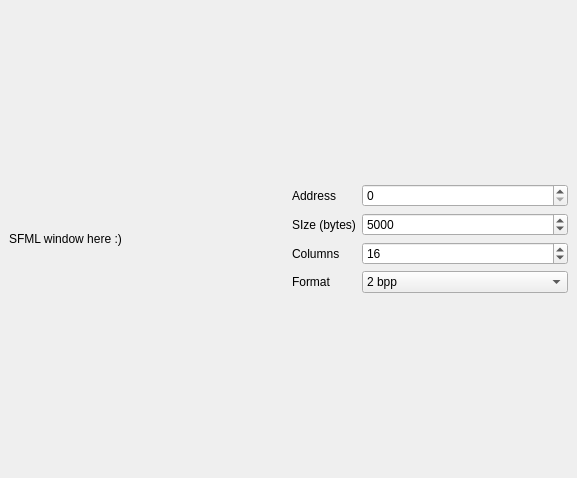
Before: the Qt Designer form ui/tileView.ui in zoriya/ComSquare, drawn with Qt 5.
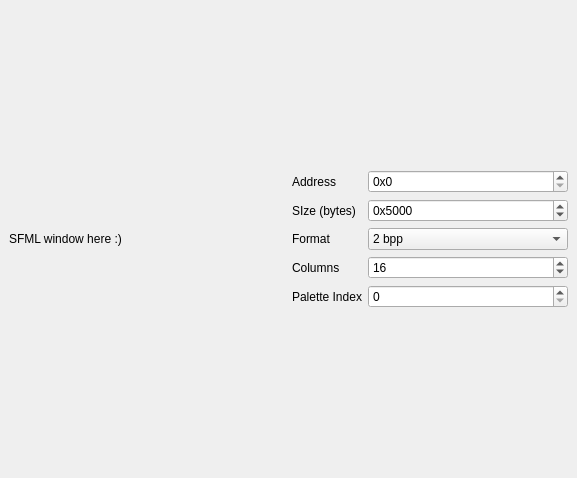
After: the same form once the commit is applied. Icons and pictures are not drawn.

Commit message: adding ui details (and great visuals fixes)

```diff
--- a/ui/tileView.ui
+++ b/ui/tileView.ui
@@ -38,7 +38,26 @@
          </widget>
         </item>
         <item row="0" column="1">
-         <widget class="QSpinBox" name="Address"/>
+         <widget class="QSpinBox" name="Address">
+          <property name="prefix">
+           <string notr="true">0x</string>
+          </property>
+          <property name="minimum">
+           <number>0</number>
+          </property>
+          <property name="maximum">
+           <number>999999</number>
+          </property>
+          <property name="singleStep">
+           <number>4096</number>
+          </property>
+          <property name="stepType">
+           <enum>QAbstractSpinBox::DefaultStepType</enum>
+          </property>
+          <property name="displayIntegerBase">
+           <number>16</number>
+          </property>
+         </widget>
         </item>
         <item row="2" column="0">
          <widget class="QLabel" name="label_3">
@@ -52,14 +71,29 @@
           <property name="enabled">
            <bool>true</bool>
           </property>
+          <property name="suffix">
+           <string/>
+          </property>
+          <property name="prefix">
+           <string notr="true">0x</string>
+          </property>
           <property name="minimum">
-           <number>100</number>
+           <number>0</number>
           </property>
           <property name="maximum">
-           <number>10000</number>
+           <number>999999999</number>
+          </property>
+          <property name="singleStep">
+           <number>4096</number>
+          </property>
+          <property name="stepType">
+           <enum>QAbstractSpinBox::DefaultStepType</enum>
           </property>
           <property name="value">
-           <number>5000</number>
+           <number>20480</number>
+          </property>
+          <property name="displayIntegerBase">
+           <number>16</number>
           </property>
          </widget>
         </item>
@@ -72,6 +106,9 @@
         </item>
         <item row="4" column="1">
          <widget class="QSpinBox" name="NbColumns">
+          <property name="readOnly">
+           <bool>false</bool>
+          </property>
           <property name="specialValueText">
            <string/>
           </property>
@@ -81,16 +118,19 @@
           <property name="value">
            <number>16</number>
           </property>
-         </widget>
-        </item>
-        <item row="5" column="0">
-         <widget class="QLabel" name="label_4">
-          <property name="text">
-           <string>Format</string>
+          <property name="displayIntegerBase">
+           <number>10</number>
           </property>
          </widget>
         </item>
         <item row="5" column="1">
+         <widget class="QSpinBox" name="PaletteIndex">
+          <property name="maximum">
+           <number>255</number>
+          </property>
+         </widget>
+        </item>
+        <item row="3" column="1">
          <widget class="QComboBox" name="BppFormat">
           <property name="currentText">
            <string>2 bpp</string>
@@ -121,6 +161,20 @@
           </item>
          </widget>
         </item>
+        <item row="3" column="0">
+         <widget class="QLabel" name="label_4">
+          <property name="text">
+           <string>Format</string>
+          </property>
+         </widget>
+        </item>
+        <item row="5" column="0">
+         <widget class="QLabel" name="label_6">
+          <property name="text">
+           <string>Palette Index</string>
+          </property>
+         </widget>
+        </item>
        </layout>
       </item>
       <item>
```
Left out of the diff: 6 changed lines with no effect on the pictures. The commit also changes 2 other files.
